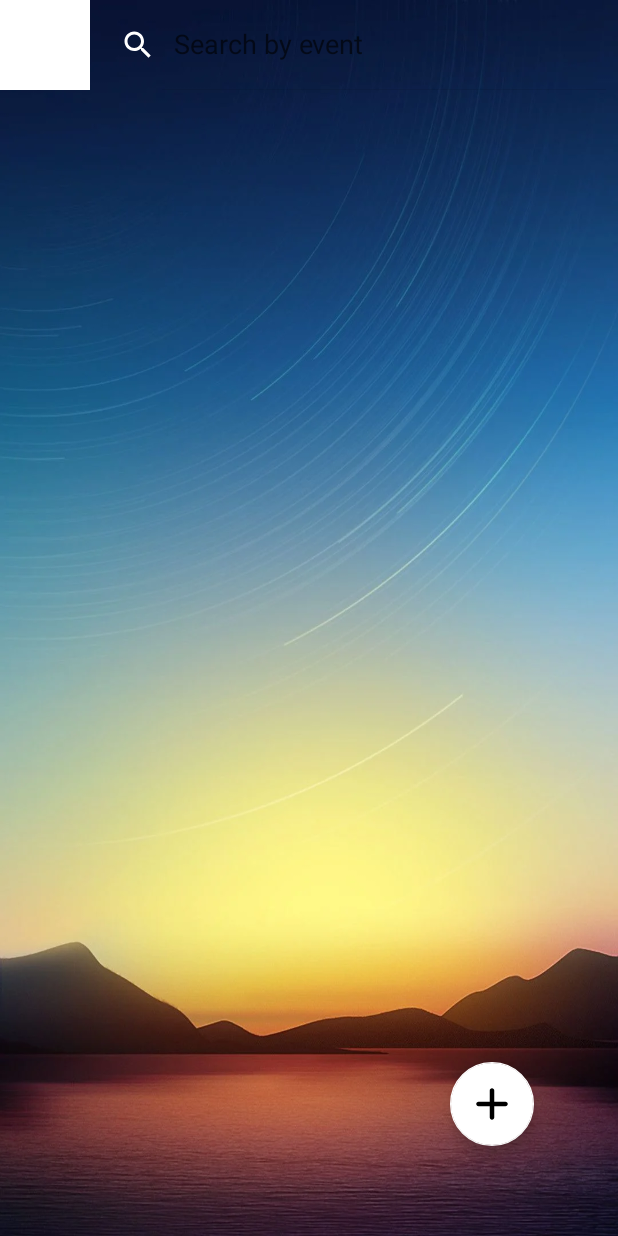
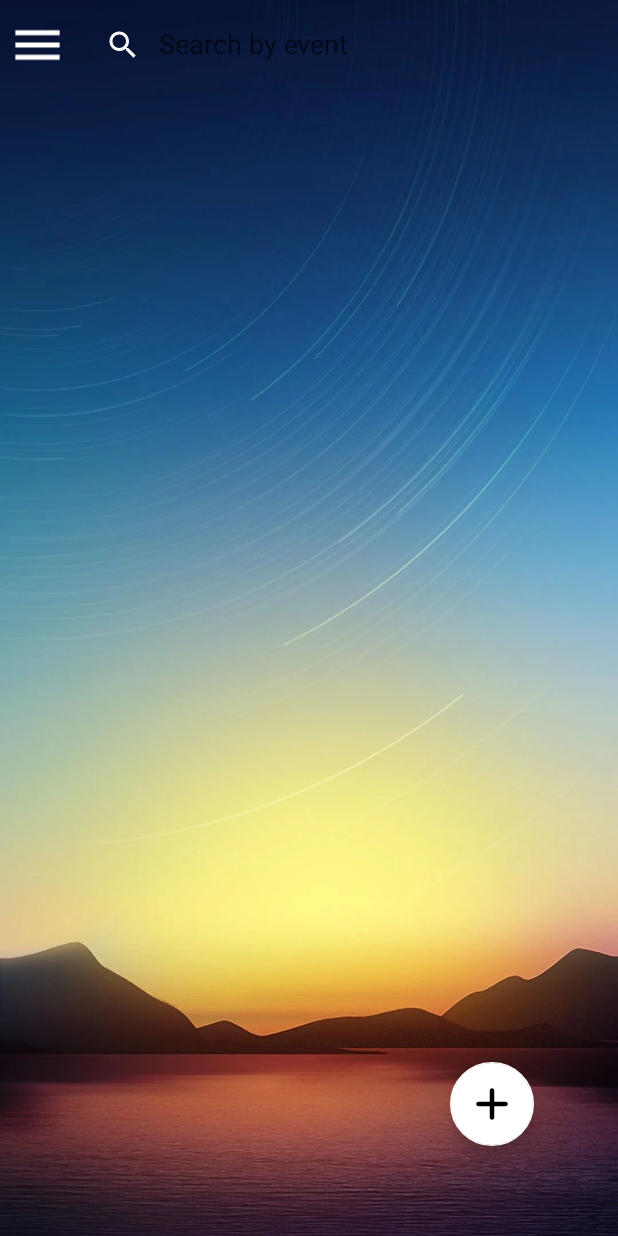
Before and after one commit to ajayreddyvanteru/ReminderApp, an Android app: the screen it shows after launch (MainActivity), on a phone screen of 412 x 824 dp. Run offline under Robolectric (Android 15) with nearby library versions, the phone set to English and light mode, and no system bars; our stand-ins replace data binding.

Commit message:
menu implementation

```diff
--- a/app/build.gradle
+++ b/app/build.gradle
@@ -74,6 +74,7 @@ dependencies {
 
     implementation 'androidx.navigation:navigation-fragment-ktx:2.4.0'
     implementation 'androidx.navigation:navigation-ui-ktx:2.4.0'
+    implementation 'com.google.android.material:material:1.3.0-alpha03'
 
 
 
--- a/app/src/main/java/com/example/myreminder/UserMasterFragment.kt
+++ b/app/src/main/java/com/example/myreminder/UserMasterFragment.kt
@@ -1,24 +1,28 @@
 package com.example.myreminder
 
+import android.R.attr.button
 import android.os.Bundle
 import android.view.LayoutInflater
 import android.view.View
 import android.view.ViewGroup
+import android.widget.Toast
 import androidx.appcompat.widget.SearchView
+import androidx.core.view.GravityCompat
 import androidx.databinding.DataBindingUtil
+import androidx.drawerlayout.widget.DrawerLayout
 import androidx.fragment.app.Fragment
 import androidx.navigation.NavOptions
 import androidx.navigation.fragment.findNavController
 import androidx.recyclerview.widget.LinearLayoutManager
 import androidx.recyclerview.widget.RecyclerView
 import com.example.myreminder.databinding.FragmentUserMasterBinding
-import java.util.*
+import com.google.android.material.navigation.NavigationView
 
 
 class UserMasterFragment : Fragment(), OnItemClickListener {
     lateinit var binding: FragmentUserMasterBinding
     private var mlist: ArrayList<Item> = ArrayList()
-    private lateinit var adapter: ItemAdapter
+    private lateinit var adapter1: ItemAdapter
 
     override fun onCreateView(
         inflater: LayoutInflater,
@@ -34,11 +38,41 @@ class UserMasterFragment : Fragment(), OnItemClickListener {
     private fun setViewEvents() {
         var db = MyDatabaseHelper(requireContext())
         mlist = db.getUsers()
-
-        adapter = ItemAdapter(requireContext(), mlist, this)
+        adapter1 = ItemAdapter(requireContext(), mlist, this)
         val recyclerView: RecyclerView = binding.recyclerView
         recyclerView.layoutManager = LinearLayoutManager(requireContext())
-        recyclerView.adapter = adapter
+        recyclerView.adapter = adapter1
+
+        binding.navigationView.setNavigationItemSelectedListener { menuItem ->
+            // Handle menu item clicks here
+            when (menuItem.itemId) {
+                R.id.nav_account -> {
+                    // Handle menu item 1 click
+                    Toast.makeText(requireContext(), "message", Toast.LENGTH_SHORT).show()
+                    // Example: display a toast message
+                }
+                R.id.nav_settings -> {
+                    // Handle menu item 2 click
+                    // Example: display a toast message
+                    Toast.makeText(requireContext(), "message2", Toast.LENGTH_SHORT).show()
+
+                }
+                R.id.nav_logout -> {
+                    // Handle menu item 3 click
+                    // Example: display a toast message
+                    Toast.makeText(requireContext(), "message3", Toast.LENGTH_SHORT).show()
+
+                }
+            }
+
+            // Close the drawer after handling the click
+            binding.drawerLayout.closeDrawer(GravityCompat.START)
+
+            // Return true to indicate that the click event has been handled
+            true
+        }
+
+        binding.menu.setOnClickListener(View.OnClickListener { binding.drawerLayout!!.openDrawer(GravityCompat.START) })
 
         binding.searchView.setOnQueryTextListener(object : SearchView.OnQueryTextListener {
             override fun onQueryTextSubmit(query: String?): Boolean {
@@ -46,7 +80,7 @@ class UserMasterFragment : Fragment(), OnItemClickListener {
             }
 
             override fun onQueryTextChange(newText: String?): Boolean {
-                adapter.filter(newText.orEmpty())
+                adapter1.filter(newText.orEmpty())
                 return true
             }
         })
@@ -58,11 +92,11 @@ class UserMasterFragment : Fragment(), OnItemClickListener {
     }
 
     override fun onItemClick(position: Int) {
-        val item = adapter.items[position]
-//        val data = "Hello, Destination!"
-//        val adata = "Hello, Destination!"
-//        val action = UserMasterFragmentDirections.actionUserMasterFragmentToUserEntryFragment(data,adata) -----------for this need to creats args in nav graph
-//        findNavController().navigate(action)
+        val item = adapter1.items[position]
+        /*val data = "Hello, Destination!"
+        val adata = "Hello, Destination!"
+        val action = UserMasterFragmentDirections.actionUserMasterFragmentToUserEntryFragment(data,adata) -----------for this need to creats args in nav graph
+        findNavController().navigate(action)*/
         val id = item.id
         val name = item.name
         val discription = item.Discription
--- /dev/null
+++ b/app/src/main/res/drawable/ic_menu_24.xml
@@ -0,0 +1,5 @@
+<vector android:height="24dp" android:tint="#FFFFFF"
+    android:viewportHeight="24" android:viewportWidth="24"
+    android:width="24dp" xmlns:android="http://schemas.android.com/apk/res/android">
+    <path android:fillColor="@android:color/white" android:pathData="M3,18h18v-2L3,16v2zM3,13h18v-2L3,11v2zM3,6v2h18L21,6L3,6z"/>
+</vector>
--- a/app/src/main/res/layout/fragment_user_master.xml
+++ b/app/src/main/res/layout/fragment_user_master.xml
@@ -23,33 +23,54 @@
                 android:layout_height="60dp"
                 android:orientation="horizontal">
 
-            <androidx.appcompat.widget.ActionMenuView
-                android:layout_width="60dp"
-                android:layout_height="60dp"
-                android:background="@color/white"/>
+                <ImageView
+                    android:id="@+id/menu"
+                    android:layout_width="50dp"
+                    android:layout_height="match_parent"
+                    android:padding="5dp"
+                    android:src="@drawable/ic_menu_24" />
 
 
                 <androidx.appcompat.widget.SearchView
                     android:id="@+id/search_view"
                     android:layout_width="match_parent"
                     android:layout_height="60dp"
+                    android:hint="Search"
                     android:queryHint="Search"
-                android:hint="Search"
+                    app:iconifiedByDefault="false"
                     app:queryHint="Search by event"
-                app:iconifiedByDefault="false"
-                app:searchIcon="@drawable/ic__search_24"
-                /><!--iconifiedByDefault enables click on whole search view-->
+                    app:searchIcon="@drawable/ic__search_24" /><!--iconifiedByDefault enables click on whole search view-->
 
 
             </LinearLayout>
+
+            <LinearLayout
+                android:layout_width="match_parent"
+                android:layout_height="match_parent"
+                tools:ignore="Orientation">
+
+                <androidx.drawerlayout.widget.DrawerLayout
+                    android:id="@+id/drawer_layout"
+                    android:layout_width="match_parent"
+                    android:layout_height="match_parent">
 
                 <androidx.recyclerview.widget.RecyclerView
                     android:id="@+id/recyclerView"
                     android:layout_width="match_parent"
                     android:layout_height="match_parent" />
 
+                    <com.google.android.material.navigation.NavigationView
+                        android:id="@+id/navigation_view"
+                        android:layout_width="wrap_content"
+                        android:layout_height="match_parent"
+                        android:layout_gravity="start"
+                        app:menu="@menu/drawer_menu" >
+
+                    </com.google.android.material.navigation.NavigationView>
+                </androidx.drawerlayout.widget.DrawerLayout>
             </LinearLayout>
 
+        </LinearLayout>
 
 
         <com.google.android.material.floatingactionbutton.FloatingActionButton
@@ -68,4 +89,6 @@
 
 
     </FrameLayout>
+
+
 </layout>
--- /dev/null
+++ b/app/src/main/res/menu/drawer_menu.xml
@@ -0,0 +1,31 @@
+<?xml version="1.0" encoding="utf-8"?>
+<menu xmlns:android="http://schemas.android.com/apk/res/android"
+    xmlns:tools="http://schemas.android.com/tools"
+    tools:ignore="HardcodedText">
+    <item
+        android:id="@+id/nav_account"
+        android:icon="@drawable/ic__search_24"
+        android:title="My Account" />
+
+    <item
+        android:id="@+id/nav_settings"
+        android:icon="@drawable/ic__search_24"
+        android:title="Settings" />
+
+    <item
+        android:id="@+id/nav_logout"
+        android:icon="@drawable/ic__search_24"
+        android:title="Logout" />
+    <item
+        android:id="@+id/nav_message"
+        android:icon="@drawable/ic__search_24"
+        android:title="Message" />
+    <item
+        android:id="@+id/nav_chat"
+        android:icon="@drawable/ic__search_24"
+        android:title="Chat" />
+    <item
+        android:id="@+id/nav_profile"
+        android:icon="@drawable/ic__search_24"
+        android:title="Profile" />
+</menu>
--- a/app/src/main/res/values/strings.xml
+++ b/app/src/main/res/values/strings.xml
@@ -2,4 +2,7 @@
     <string name="app_name">MyReminder</string>
     <!-- TODO: Remove or change this placeholder text -->
     <string name="hello_blank_fragment">Hello blank fragment</string>
+
+    <string name="nav_open">Open</string>
+    <string name="nav_close">Close</string>
 </resources>
```
Lines whose indentation alone changed are shown as unchanged.
